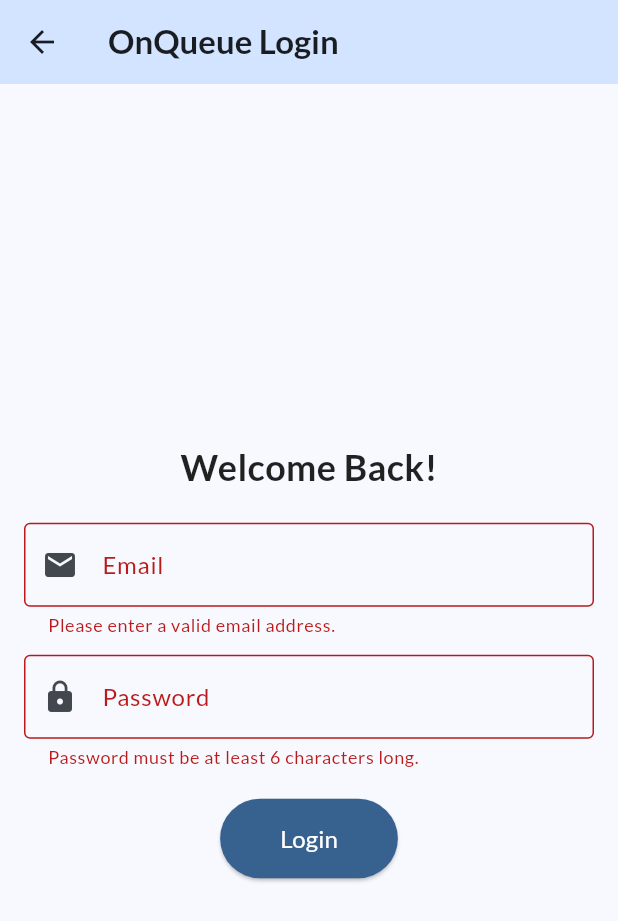
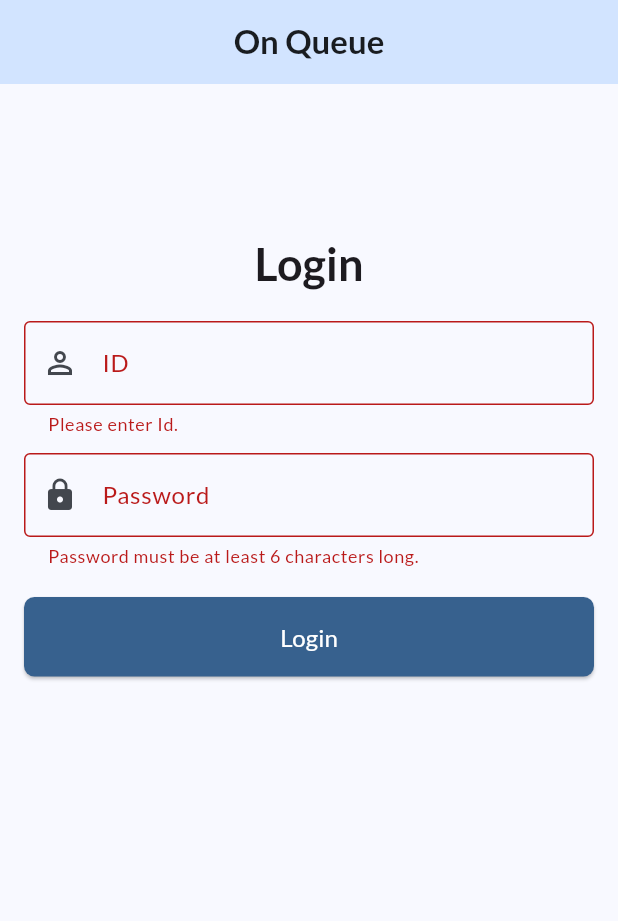
Before and after one commit to Chohanwool/COP-On-Queue-user-, a Flutter app: the LoginScreen screen opened directly, after a tap on "Login", on a phone screen of 412 x 824 dp. Shown: the top 921 px of the screen. Run offline on Flutter 3.47's test engine with Material 3 defaults, Android fonts, the phone set to English and light mode, and no system bars; our stand-ins replace google_fonts.

Commit message:
[feat] Login Screen 외 일부 수정

```diff
--- a/lib/main.dart
+++ b/lib/main.dart
@@ -36,8 +36,8 @@
           bodyMedium: GoogleFonts.lato(fontSize: 16, color: Colors.black87),
         ),
       ),
-      //home: const LoginScreen(),
-      home: const QueueDashboardScreen(),
+      home: const LoginScreen(),
+      //home: const QueueDashboardScreen(),
     );
   }
 }
--- a/lib/screen/login_screen.dart
+++ b/lib/screen/login_screen.dart
@@ -23,8 +23,7 @@
 
     _formKey.currentState!.save();
 
-    // For now, just navigate to the dashboard screen on successful login
-    // In a real app, you would perform authentication here
+    // 임시로 로그인 항상 성공ㅁㄴ
     Navigator.of(context).pushReplacement(
       MaterialPageRoute(builder: (ctx) => const QueueDashboardScreen()),
     );
@@ -35,42 +34,40 @@
     return Scaffold(
       appBar: AppBar(
         title: Text(
-          'OnQueue Login',
+          'On Queue',
           style: GoogleFonts.lato(fontWeight: FontWeight.bold),
         ),
+        centerTitle: true,
         backgroundColor: Theme.of(context).colorScheme.primaryContainer,
       ),
-      body: Center(
-        child: SingleChildScrollView(
+      body: SingleChildScrollView(
         child: Padding(
-            padding: const EdgeInsets.all(16.0),
+          padding: const EdgeInsets.fromLTRB(16, 100, 16, 0),
           child: Form(
             key: _formKey,
             child: Column(
               mainAxisAlignment: MainAxisAlignment.center,
               children: [
                 Text(
-                    'Welcome Back!',
-                    style: GoogleFonts.lato(
-                      fontSize: 24,
+                  'Login',
+                  style: Theme.of(context).textTheme.titleLarge!.copyWith(
+                    fontSize: 30,
                     fontWeight: FontWeight.bold,
                   ),
                 ),
                 const SizedBox(height: 20),
                 TextFormField(
                   decoration: const InputDecoration(
-                      labelText: 'Email',
+                    labelText: 'ID',
                     border: OutlineInputBorder(),
-                      prefixIcon: Icon(Icons.email),
+                    prefixIcon: Icon(Icons.perm_identity_outlined),
                   ),
-                    keyboardType: TextInputType.emailAddress,
+                  keyboardType: TextInputType.text,
                   autocorrect: false,
                   textCapitalization: TextCapitalization.none,
                   validator: (value) {
-                      if (value == null ||
-                          value.trim().isEmpty ||
-                          !value.contains('@')) {
-                        return 'Please enter a valid email address.';
+                    if (value == null || value.trim().isEmpty) {
+                      return 'Please enter Id.';
                     }
                     return null;
                   },
@@ -97,7 +94,9 @@
                   },
                 ),
                 const SizedBox(height: 20),
-                  ElevatedButton(
+                SizedBox(
+                  width: double.infinity,
+                  child: ElevatedButton(
                     onPressed: _submit,
                     style: ElevatedButton.styleFrom(
                       padding: const EdgeInsets.symmetric(
@@ -105,15 +104,15 @@
                         vertical: 15,
                       ),
                       shape: RoundedRectangleBorder(
-                        borderRadius: BorderRadius.circular(30),
+                        borderRadius: BorderRadius.circular(7),
                       ),
                       backgroundColor: Theme.of(context).colorScheme.primary,
                       foregroundColor: Theme.of(context).colorScheme.onPrimary,
                     ),
                     child: Text('Login', style: GoogleFonts.lato(fontSize: 16)),
                   ),
+                ),
               ],
-              ),
             ),
           ),
         ),
--- a/lib/screen/queue_register_screen.dart
+++ b/lib/screen/queue_register_screen.dart
@@ -38,7 +38,8 @@
 
     return Scaffold(
       appBar: AppBar(title: Text(widget.appBarTitle), centerTitle: true),
-      body: Padding(
+      body: SingleChildScrollView(
+        child: Padding(
           padding: const EdgeInsets.symmetric(vertical: 26, horizontal: 56),
           child: Form(
             key: _formKey,
@@ -176,6 +177,7 @@
             ),
           ),
         ),
+      ),
     );
   }
 }
```
Lines whose indentation alone changed are shown as unchanged.
